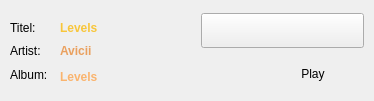
xxmicloxx/GSPlayerQT, file searchmusiclistitem.ui: the form before one commit.
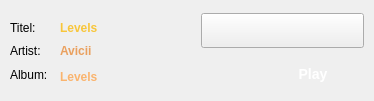
The form after the commit. Icons and pictures are not drawn.

```diff
--- a/searchmusiclistitem.ui
+++ b/searchmusiclistitem.ui
@@ -57,6 +57,10 @@
 background-image: url(:/theme/searchmusic/RES/theme/Musik_Suche/slot_hover.png);
 }
 QPushButton {
+font: 14px;
+font-weight: bold;
+font-family: arial, verdana, sans-serif;
+color: rgb(255,255,255);
 border: none;
 background-repeat: none;
 background-image: url(:/theme/searchmusic/RES/theme/Musik_Suche/Download_Button_normal.png);
```
